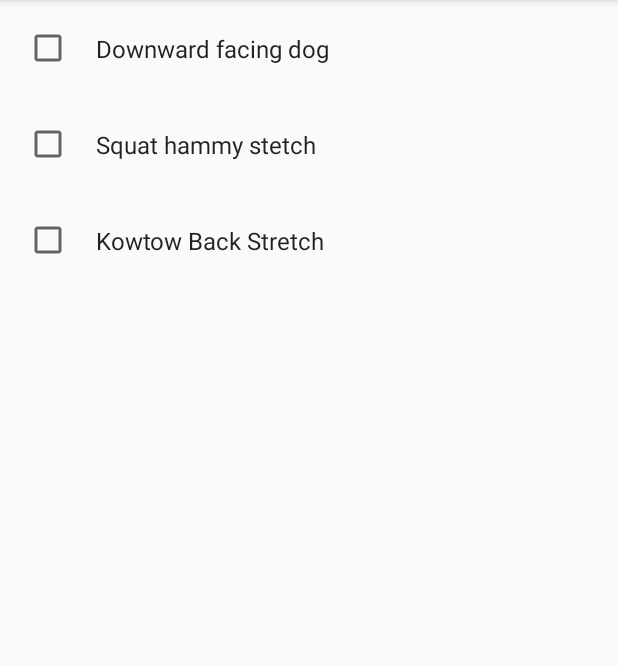
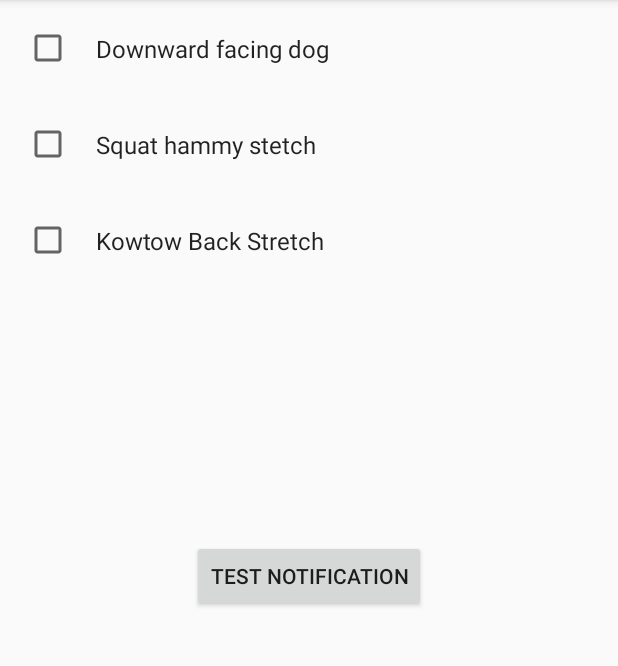
Before and after one commit to yossaj/get_those_stetches_in, an Android app: the screen it shows after launch (MainActivity), on a phone screen of 412 x 824 dp, the part 84-750 px from its top. Run offline under Robolectric (Android 15) with nearby library versions, the phone set to English and light mode, and no system bars.

Commit message:
attempting to add notifications

```diff
--- a/app/build.gradle
+++ b/app/build.gradle
@@ -24,6 +24,7 @@ dependencies {
     implementation 'androidx.appcompat:appcompat:1.1.0'
     implementation 'androidx.constraintlayout:constraintlayout:1.1.3'
     implementation "androidx.recyclerview:recyclerview:1.1.0"
+    implementation "com.android.support:support-compat:28.0.0"
     testImplementation 'junit:junit:4.12'
     androidTestImplementation 'androidx.test.ext:junit:1.1.1'
     androidTestImplementation 'androidx.test.espresso:espresso-core:3.2.0'
--- a/app/src/main/java/com/example/dailystretches/utilities/FakeData.java
+++ b/app/src/main/java/com/example/dailystretches/utilities/FakeData.java
@@ -1,4 +1,6 @@
 package com.example.dailystretches.utilities;
+
+import androidx.core.app.NotificationCompat;
 
 public class FakeData {
 
--- a/app/src/main/res/layout/activity_main.xml
+++ b/app/src/main/res/layout/activity_main.xml
@@ -8,7 +8,13 @@
 
 <androidx.recyclerview.widget.RecyclerView
     android:id="@+id/main_recycler_view"
-    android:layout_width="wrap_content"
+    android:layout_width="match_parent"
     android:layout_height="wrap_content"/>
 
+    <Button
+        android:layout_width="wrap_content"
+        android:layout_height="wrap_content"
+        android:layout_gravity="center"
+        android:onClick="launchNotifications"
+        android:text="Test Notification" />
 </FrameLayout>
```
Also changed, not shown: app/src/main/java/com/example/dailystretches/MainActivity.java (+14 -0 lines), app/src/main/java/com/example/dailystretches/utilities/NotificationsUtil.java (added, +58 -0 lines), app/src/main/res/drawable/stretch.png (added).
